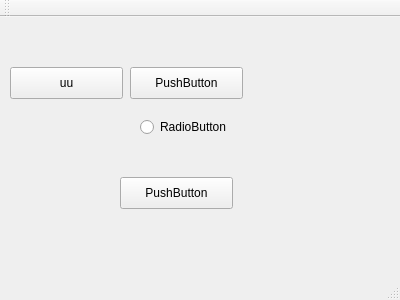
First picture: the form in ntiss.ui, repository ezreal-org/XcodeGo, before the edit.
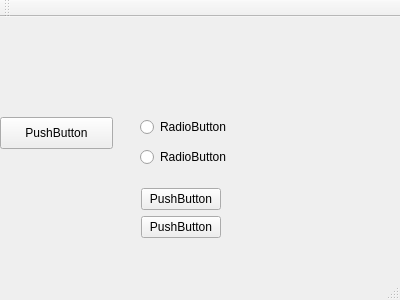
Second picture: the form after the edit.

The edit to the form file:
```diff
--- a/ntiss.ui
+++ b/ntiss.ui
@@ -17,8 +17,8 @@
    <widget class="QPushButton" name="pushButton">
     <property name="geometry">
      <rect>
-      <x>130</x>
-      <y>50</y>
+      <x>0</x>
+      <y>100</y>
       <width>113</width>
       <height>32</height>
      </rect>
@@ -40,31 +40,89 @@
      <string>RadioButton</string>
     </property>
    </widget>
-   <widget class="QPushButton" name="pushButton_2">
+   <widget class="QRadioButton" name="radioButton_2">
     <property name="geometry">
      <rect>
-      <x>10</x>
-      <y>50</y>
+      <x>140</x>
+      <y>130</y>
+      <width>100</width>
+      <height>20</height>
+     </rect>
+    </property>
+    <property name="text">
+     <string>RadioButton</string>
+    </property>
+   </widget>
+   <widget class="QLabel" name="label">
+    <property name="geometry">
+     <rect>
+      <x>50</x>
+      <y>270</y>
+      <width>60</width>
+      <height>16</height>
+     </rect>
+    </property>
+    <property name="text">
+     <string>status</string>
+    </property>
+   </widget>
+   <widget class="QPushButton" name="pushButton_5">
+    <property name="geometry">
+     <rect>
+      <x>0</x>
+      <y>270</y>
       <width>113</width>
       <height>32</height>
      </rect>
     </property>
     <property name="text">
-     <string>uu</string>
+     <string>PushButton</string>
     </property>
    </widget>
-   <widget class="QPushButton" name="pushButton_3">
+   <widget class="QPushButton" name="pushButton_6">
     <property name="geometry">
      <rect>
-      <x>120</x>
+      <x>20</x>
+      <y>270</y>
+      <width>113</width>
+      <height>32</height>
+     </rect>
+    </property>
+    <property name="text">
+     <string>PushButton</string>
+    </property>
+    <property name="autoDefault">
+     <bool>true</bool>
+    </property>
+    <property name="flat">
+     <bool>false</bool>
+    </property>
+   </widget>
+   <widget class="QWidget" name="">
+    <property name="geometry">
+     <rect>
+      <x>130</x>
       <y>160</y>
-      <width>113</width>
-      <height>32</height>
+      <width>111</width>
+      <height>90</height>
      </rect>
     </property>
-    <property name="text">
-     <string>PushButton</string>
-    </property>
+    <layout class="QFormLayout" name="formLayout">
+     <item row="1" column="0">
+      <widget class="QPushButton" name="pushButton_3">
+       <property name="text">
+        <string>PushButton</string>
+       </property>
+      </widget>
+     </item>
+     <item row="2" column="0">
+      <widget class="QPushButton" name="pushButton_4">
+       <property name="text">
+        <string>PushButton</string>
+       </property>
+      </widget>
+     </item>
+    </layout>
    </widget>
   </widget>
   <widget class="QMenuBar" name="menuBar">
```
Left out of the diff: 10 changed lines with no effect on the pictures.
